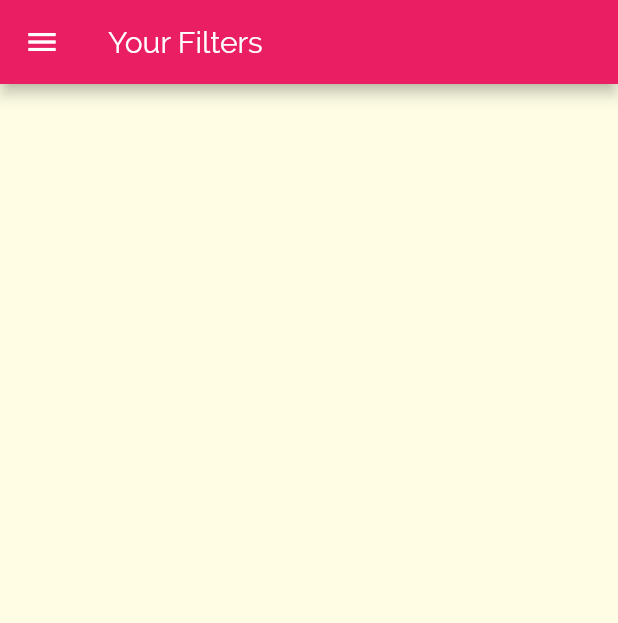
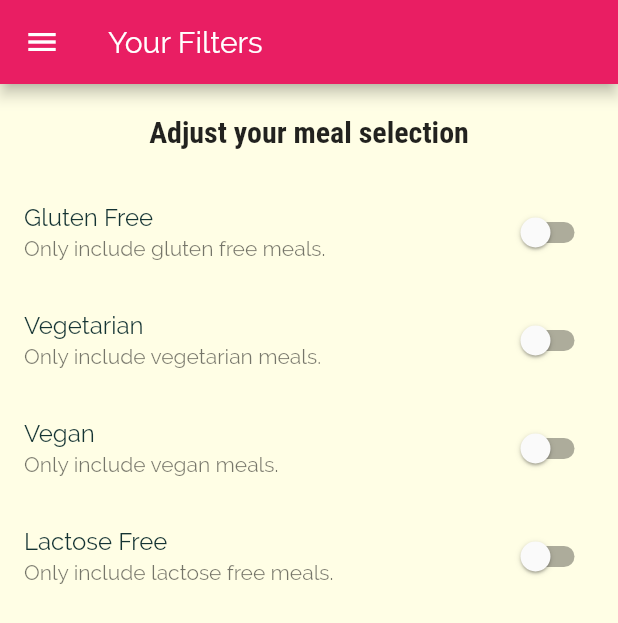
Before and after one commit to harshthakur066/Recipeze, a Flutter app: the FiltersScreen screen opened by its route, on a phone screen of 412 x 824 dp. Shown: the top 623 px of the screen. Run offline on Flutter 3.47's test engine with Material 2 defaults, Android fonts, the phone set to English and light mode, and no system bars.

Commit message:
added filter screen

```diff
--- a/lib/screens/filters_screen.dart
+++ b/lib/screens/filters_screen.dart
@@ -2,8 +2,32 @@ import 'package:flutter/material.dart';
 
 import '../widgets/drawer_content.dart';
 
-class FiltersScreen extends StatelessWidget {
+class FiltersScreen extends StatefulWidget {
   static const routeName = '/filters';
+
+  @override
+  _FiltersScreenState createState() => _FiltersScreenState();
+}
+
+class _FiltersScreenState extends State<FiltersScreen> {
+  var _glutenFree = false;
+  var _vegetarian = false;
+  var _vegan = false;
+  var _lactoseFree = false;
+
+  Widget _buildSwitchListTile(
+    String title,
+    String detail,
+    bool val,
+    Function updateValue,
+  ) {
+    return SwitchListTile(
+      title: Text(title),
+      value: val,
+      subtitle: Text(detail),
+      onChanged: updateValue,
+    );
+  }
 
   @override
   Widget build(BuildContext context) {
@@ -12,7 +36,63 @@ class FiltersScreen extends StatelessWidget {
         title: Text('Your Filters'),
       ),
       drawer: DrawerContent(),
-      body: null,
+      body: Column(
+        children: <Widget>[
+          Container(
+            padding: EdgeInsets.all(20),
+            child: Text(
+              'Adjust your meal selection',
+              style: Theme.of(context).textTheme.headline6,
+            ),
+          ),
+          Expanded(
+            child: ListView(
+              children: <Widget>[
+                _buildSwitchListTile(
+                  'Gluten Free',
+                  'Only include gluten free meals.',
+                  _glutenFree,
+                  (newValue) {
+                    setState(() {
+                      _glutenFree = newValue;
+                    });
+                  },
+                ),
+                _buildSwitchListTile(
+                  'Vegetarian',
+                  'Only include vegetarian meals.',
+                  _vegetarian,
+                  (newValue) {
+                    setState(() {
+                      _vegetarian = newValue;
+                    });
+                  },
+                ),
+                _buildSwitchListTile(
+                  'Vegan',
+                  'Only include vegan meals.',
+                  _vegan,
+                  (newValue) {
+                    setState(() {
+                      _vegan = newValue;
+                    });
+                  },
+                ),
+                _buildSwitchListTile(
+                  'Lactose Free',
+                  'Only include lactose free meals.',
+                  _lactoseFree,
+                  (newValue) {
+                    setState(() {
+                      _lactoseFree = newValue;
+                    });
+                  },
+                ),
+              ],
+            ),
+          )
+        ],
+      ),
     );
   }
 }
```
